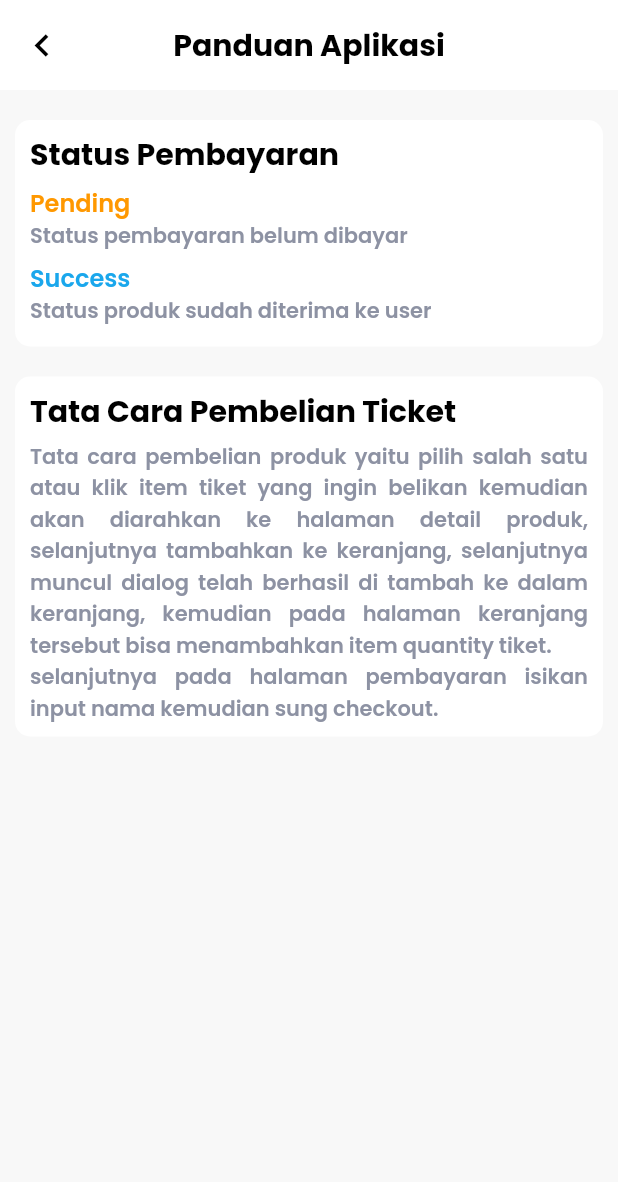
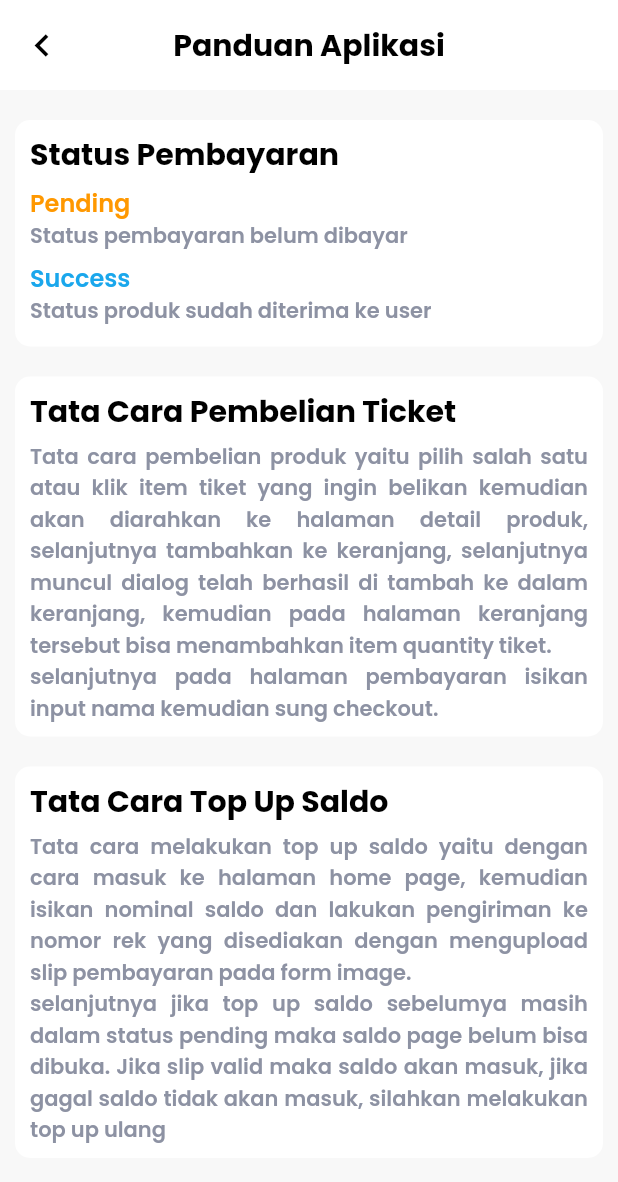
Before and after one commit to ahlulmukh/flutter_wisata, a Flutter app: the UsingGuideAppPage screen opened by its route, on a phone screen of 412 x 824 dp. Shown: the top 1182 px of the screen. Run offline on Flutter 3.47's test engine with Material 2 defaults, Android fonts, the light colour scheme and no system bars; our stand-ins replace badges, cached_network_image, carousel_slider, dio, dropdown_search, flutter_svg and 9 more; missing offline and left inert: images_picker, scan; accounts and stored records are empty; statements that could not run were skipped.

Commit message:
fix top up saldo

```diff
--- a/lib/page/using_guide_app_page.dart
+++ b/lib/page/using_guide_app_page.dart
@@ -97,6 +97,36 @@ class UsingGuideAppPage extends StatelessWidget {
       );
     }
 
+    Widget tutorialBuySaldo() {
+      return Container(
+        width: double.infinity,
+        margin:
+            EdgeInsets.only(top: 20, left: defaultMargin, right: defaultMargin),
+        padding: EdgeInsets.symmetric(horizontal: defaultMargin, vertical: 8),
+        decoration: BoxDecoration(
+          color: whiteColor,
+          borderRadius: BorderRadius.circular(defaultRadius),
+        ),
+        child: Column(
+          crossAxisAlignment: CrossAxisAlignment.start,
+          children: [
+            Text(
+              'Tata Cara Top Up Saldo',
+              style: blackTextStyle.copyWith(fontSize: 20, fontWeight: bold),
+            ),
+            const SizedBox(
+              height: 5,
+            ),
+            Text(
+              'Tata cara melakukan top up saldo yaitu dengan cara masuk ke halaman home page, kemudian isikan nominal saldo dan lakukan pengiriman ke nomor rek yang disediakan dengan mengupload slip pembayaran pada form image.\nselanjutnya jika top up saldo sebelumya masih dalam status pending maka saldo page belum bisa dibuka. Jika slip valid maka saldo akan masuk, jika gagal saldo tidak akan masuk, silahkan melakukan top up ulang',
+              textAlign: TextAlign.justify,
+              style: greyTextStyle.copyWith(fontWeight: semiBold),
+            )
+          ],
+        ),
+      );
+    }
+
     return Scaffold(
       backgroundColor: backgroundColor1,
       body: ListView(
@@ -104,6 +134,7 @@ class UsingGuideAppPage extends StatelessWidget {
           header(),
           guideBuyingProduct(),
           tutorialBuyProduct(),
+          tutorialBuySaldo(),
         ],
       ),
     );
```
Also changed, not shown: lib/page/toup_saldo_page.dart (+81 -1 lines).
